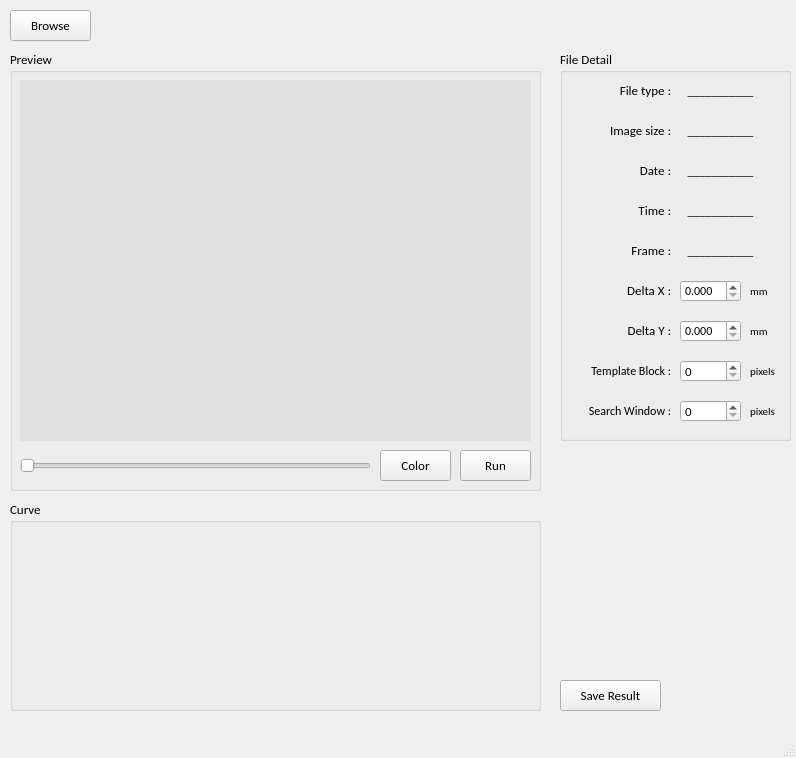
The window that main.ui (doraduan12/Speckle_Tracking) describes before a commit, drawn with Qt 5.
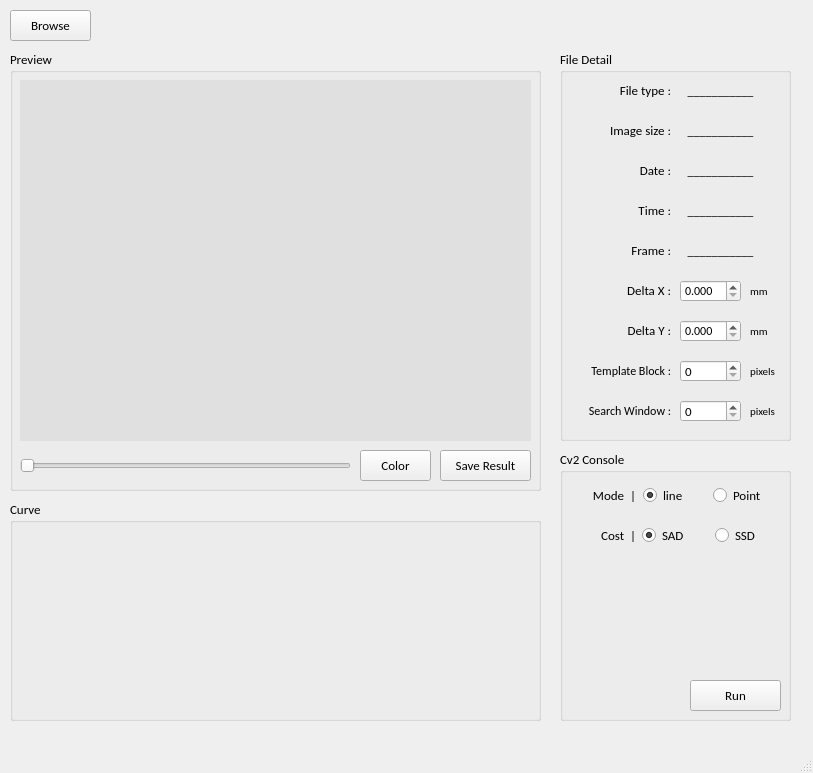
The same window after the commit.

Commit message: 20200308 22:22 1. GUI CV2 控制區域 2. 完成選擇 COST 方法 3. 彩色畫線

Patch:
```diff
--- a/main.ui
+++ b/main.ui
@@ -6,8 +6,8 @@
    <rect>
     <x>0</x>
     <y>0</y>
-    <width>796</width>
-    <height>758</height>
+    <width>813</width>
+    <height>773</height>
    </rect>
   </property>
   <property name="windowTitle">
@@ -596,7 +596,7 @@
       <x>10</x>
       <y>500</y>
       <width>531</width>
-      <height>211</height>
+      <height>221</height>
      </rect>
     </property>
     <property name="font">
@@ -609,25 +609,6 @@
      <string>Curve</string>
     </property>
    </widget>
-   <widget class="QPushButton" name="btn_save_result">
-    <property name="geometry">
-     <rect>
-      <x>560</x>
-      <y>680</y>
-      <width>101</width>
-      <height>31</height>
-     </rect>
-    </property>
-    <property name="font">
-     <font>
-      <family>Calibri</family>
-      <pointsize>10</pointsize>
-     </font>
-    </property>
-    <property name="text">
-     <string>Save Result</string>
-    </property>
-   </widget>
    <widget class="QGroupBox" name="groupBox_preview">
     <property name="geometry">
      <rect>
@@ -671,31 +652,6 @@
       <set>Qt::AlignCenter</set>
      </property>
     </widget>
-    <widget class="QPushButton" name="btn_run">
-     <property name="geometry">
-      <rect>
-       <x>450</x>
-       <y>400</y>
-       <width>71</width>
-       <height>31</height>
-      </rect>
-     </property>
-     <property name="font">
-      <font>
-       <family>Calibri</family>
-       <pointsize>10</pointsize>
-      </font>
-     </property>
-     <property name="text">
-      <string>Run</string>
-     </property>
-     <property name="autoRepeatDelay">
-      <number>-1</number>
-     </property>
-     <property name="autoRepeatInterval">
-      <number>-1</number>
-     </property>
-    </widget>
     <widget class="QLabel" name="label_manufacturer">
      <property name="geometry">
       <rect>
@@ -720,7 +676,7 @@
       <rect>
        <x>10</x>
        <y>405</y>
-       <width>351</width>
+       <width>331</width>
        <height>21</height>
       </rect>
      </property>
@@ -731,7 +687,7 @@
     <widget class="QPushButton" name="btn_color">
      <property name="geometry">
       <rect>
-       <x>370</x>
+       <x>350</x>
        <y>400</y>
        <width>71</width>
        <height>31</height>
@@ -753,11 +709,182 @@
       <number>-1</number>
      </property>
     </widget>
+    <widget class="QPushButton" name="btn_save_result">
+     <property name="geometry">
+      <rect>
+       <x>430</x>
+       <y>400</y>
+       <width>91</width>
+       <height>31</height>
+      </rect>
+     </property>
+     <property name="font">
+      <font>
+       <family>Calibri</family>
+       <pointsize>10</pointsize>
+      </font>
+     </property>
+     <property name="text">
+      <string>Save Result</string>
+     </property>
+    </widget>
     <zorder>label_preview</zorder>
     <zorder>btn_run</zorder>
     <zorder>horizontalSlider_preview</zorder>
     <zorder>label_manufacturer</zorder>
     <zorder>btn_color</zorder>
+    <zorder>btn_save_result</zorder>
+   </widget>
+   <widget class="QGroupBox" name="groupBox">
+    <property name="geometry">
+     <rect>
+      <x>560</x>
+      <y>450</y>
+      <width>231</width>
+      <height>271</height>
+     </rect>
+    </property>
+    <property name="font">
+     <font>
+      <family>Calibri</family>
+      <pointsize>10</pointsize>
+     </font>
+    </property>
+    <property name="title">
+     <string>Cv2 Console</string>
+    </property>
+    <widget class="QWidget" name="horizontalLayoutWidget">
+     <property name="geometry">
+      <rect>
+       <x>9</x>
+       <y>30</y>
+       <width>211</width>
+       <height>31</height>
+      </rect>
+     </property>
+     <layout class="QHBoxLayout" name="horizontalLayout">
+      <property name="spacing">
+       <number>7</number>
+      </property>
+      <property name="leftMargin">
+       <number>5</number>
+      </property>
+      <property name="rightMargin">
+       <number>5</number>
+      </property>
+      <item>
+       <widget class="QLabel" name="label_model">
+        <property name="text">
+         <string>Mode  |</string>
+        </property>
+        <property name="alignment">
+         <set>Qt::AlignRight|Qt::AlignTrailing|Qt::AlignVCenter</set>
+        </property>
+       </widget>
+      </item>
+      <item>
+       <widget class="QRadioButton" name="radioButton_line">
+        <property name="font">
+         <font>
+          <pointsize>10</pointsize>
+         </font>
+        </property>
+        <property name="text">
+         <string>line</string>
+        </property>
+        <property name="checked">
+         <bool>true</bool>
+        </property>
+       </widget>
+      </item>
+      <item>
+       <widget class="QRadioButton" name="radioButton_point">
+        <property name="font">
+         <font>
+          <pointsize>10</pointsize>
+         </font>
+        </property>
+        <property name="text">
+         <string>Point</string>
+        </property>
+       </widget>
+      </item>
+     </layout>
+    </widget>
+    <widget class="QWidget" name="horizontalLayoutWidget_2">
+     <property name="geometry">
+      <rect>
+       <x>10</x>
+       <y>70</y>
+       <width>211</width>
+       <height>31</height>
+      </rect>
+     </property>
+     <layout class="QHBoxLayout" name="horizontalLayout_2">
+      <item>
+       <widget class="QLabel" name="label_model_3">
+        <property name="text">
+         <string>Cost  |</string>
+        </property>
+        <property name="alignment">
+         <set>Qt::AlignRight|Qt::AlignTrailing|Qt::AlignVCenter</set>
+        </property>
+       </widget>
+      </item>
+      <item>
+       <widget class="QRadioButton" name="radioButton_SAD">
+        <property name="font">
+         <font>
+          <pointsize>10</pointsize>
+         </font>
+        </property>
+        <property name="text">
+         <string>SAD</string>
+        </property>
+        <property name="checked">
+         <bool>true</bool>
+        </property>
+       </widget>
+      </item>
+      <item>
+       <widget class="QRadioButton" name="radioButton_SSD">
+        <property name="font">
+         <font>
+          <pointsize>10</pointsize>
+         </font>
+        </property>
+        <property name="text">
+         <string>SSD</string>
+        </property>
+       </widget>
+      </item>
+     </layout>
+    </widget>
+    <widget class="QPushButton" name="btn_run">
+     <property name="geometry">
+      <rect>
+       <x>130</x>
+       <y>230</y>
+       <width>91</width>
+       <height>31</height>
+      </rect>
+     </property>
+     <property name="font">
+      <font>
+       <family>Calibri</family>
+       <pointsize>10</pointsize>
+      </font>
+     </property>
+     <property name="text">
+      <string>Run</string>
+     </property>
+     <property name="autoRepeatDelay">
+      <number>-1</number>
+     </property>
+     <property name="autoRepeatInterval">
+      <number>-1</number>
+     </property>
+    </widget>
    </widget>
   </widget>
   <widget class="QStatusBar" name="statusbar"/>
```
Left out of the diff: 3 changed lines with no effect on the pictures. The commit also changes 4 other files.
